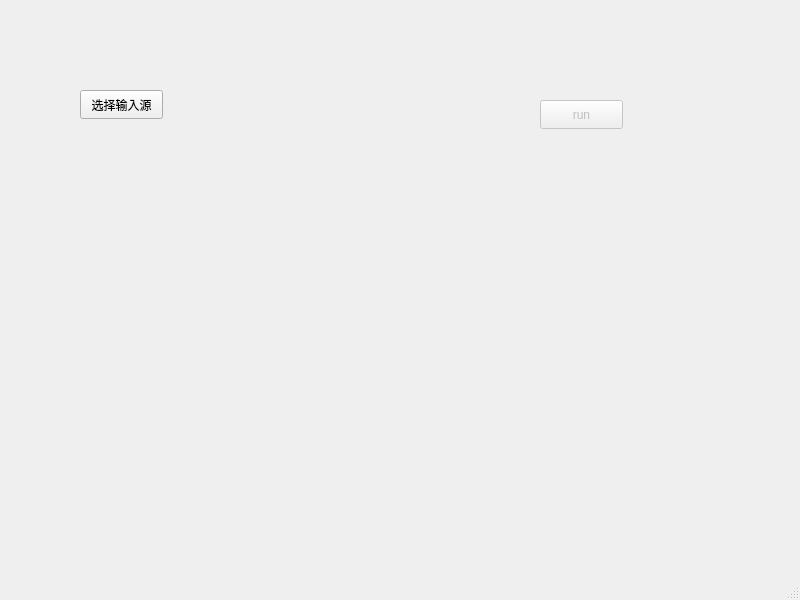
This is app.ui in jsc6924/dltransform as Qt 5 draws it before an edit. The edited form follows.
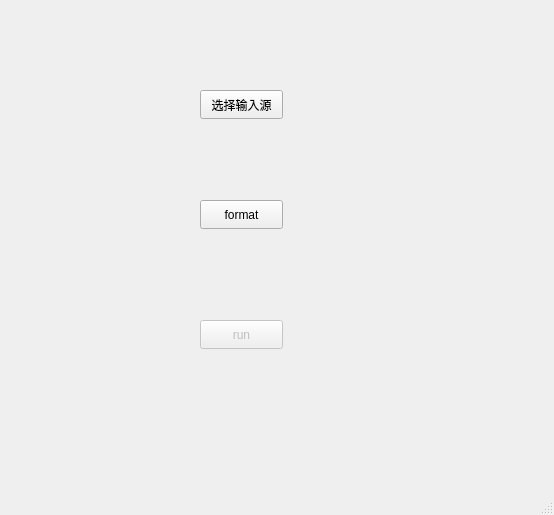
This is the edited form.

Commit message: double line formatter

```diff
--- a/app.ui
+++ b/app.ui
@@ -6,8 +6,8 @@
    <rect>
     <x>0</x>
     <y>0</y>
-    <width>800</width>
-    <height>600</height>
+    <width>554</width>
+    <height>515</height>
    </rect>
   </property>
   <property name="windowTitle">
@@ -17,7 +17,7 @@
    <widget class="QPushButton" name="inputSourceButton">
     <property name="geometry">
      <rect>
-      <x>80</x>
+      <x>200</x>
       <y>90</y>
       <width>83</width>
       <height>29</height>
@@ -33,8 +33,8 @@
     </property>
     <property name="geometry">
      <rect>
-      <x>540</x>
-      <y>100</y>
+      <x>200</x>
+      <y>320</y>
       <width>83</width>
       <height>29</height>
      </rect>
@@ -43,6 +43,19 @@
      <string>run</string>
     </property>
    </widget>
+   <widget class="QPushButton" name="formatterButton">
+    <property name="geometry">
+     <rect>
+      <x>200</x>
+      <y>200</y>
+      <width>83</width>
+      <height>29</height>
+     </rect>
+    </property>
+    <property name="text">
+     <string>format</string>
+    </property>
+   </widget>
   </widget>
   <widget class="QMenuBar" name="menubar">
    <property name="geometry">
```
Left out of the diff: 2 changed lines with no effect on the pictures. The commit also changes 8 other files.
